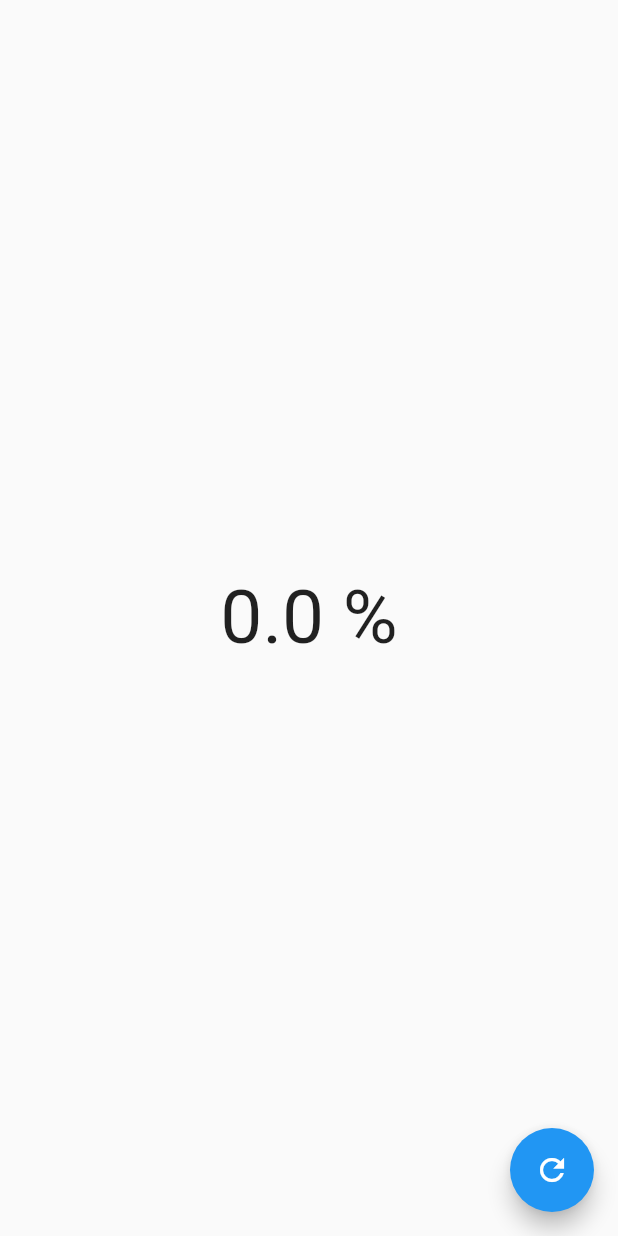
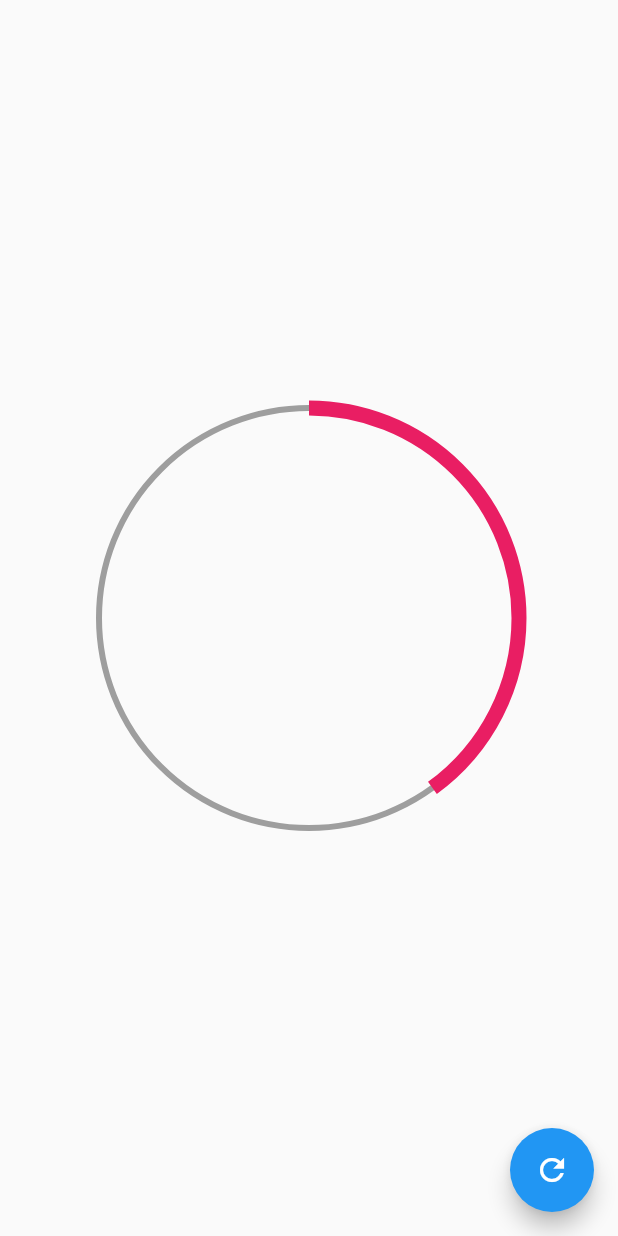
Before and after one commit to velascoandres/custom_painters, a Flutter app: the GraficasCircularesPage screen opened by its route, on a phone screen of 412 x 824 dp. Run offline on Flutter 3.47's test engine with Material 2 defaults, Android fonts, the phone set to English and light mode, and no system bars.

Commit message:
animated radial

```diff
--- a/lib/src/pages/graficas_circulares_page.dart
+++ b/lib/src/pages/graficas_circulares_page.dart
@@ -1,3 +1,4 @@
+import 'package:custom_painters/src/widgets/radial_progress.dart';
 import 'package:flutter/material.dart';
 
 class GraficasCircularesPage extends StatefulWidget {
@@ -8,7 +9,7 @@
 }
 
 class _GraficasCircularesPageState extends State<GraficasCircularesPage> {
-  double porcentaje = 0.0;
+  double porcentaje = 40.0;
 
   @override
   Widget build(BuildContext context) {
@@ -24,9 +25,10 @@
         child: Icon(Icons.refresh),
       ),
       body: Center(
-        child: Text(
-          '$porcentaje %',
-          style: TextStyle(fontSize: 50.0),
+        child: Container(
+          width: 300,
+          height: 300,
+          child: RadialProgress(porcentaje: porcentaje),
         ),
       ),
     );
--- /dev/null
+++ b/lib/src/widgets/radial_progress.dart
@@ -0,0 +1,102 @@
+import 'dart:math';
+
+import 'package:flutter/material.dart';
+
+class RadialProgress extends StatefulWidget {
+  final double porcentaje;
+
+  RadialProgress({this.porcentaje});
+
+  @override
+  _RadialProgressState createState() => _RadialProgressState();
+}
+
+class _RadialProgressState extends State<RadialProgress>
+    with SingleTickerProviderStateMixin {
+  AnimationController controller;
+  double porcentajeAnterior = 0.0;
+
+  @override
+  void initState() {
+    controller = new AnimationController(
+      vsync: this,
+      duration: Duration(
+        milliseconds: 200,
+      ),
+    );
+    super.initState();
+  }
+
+  @override
+  void dispose() {
+    controller.dispose();
+    super.dispose();
+  }
+
+  @override
+  Widget build(BuildContext context) {
+    controller.forward(from: 0.0);
+
+    final diferenciaAnimar = widget.porcentaje - porcentajeAnterior;
+    porcentajeAnterior = widget.porcentaje;
+
+    return AnimatedBuilder(
+      animation: controller,
+      builder: (BuildContext context, Widget child) {
+        return Container(
+          padding: EdgeInsets.all(10),
+          width: double.infinity,
+          height: double.infinity,
+          child: CustomPaint(
+            painter: _MiRadialProgress(
+              (widget.porcentaje - diferenciaAnimar) +
+                  diferenciaAnimar * controller.value,
+            ),
+          ),
+        );
+      },
+    );
+  }
+}
+
+class _MiRadialProgress extends CustomPainter {
+  final double porcentaje;
+
+  _MiRadialProgress(this.porcentaje);
+
+  @override
+  void paint(Canvas canvas, Size size) {
+    // Circulo completado
+    final paint = new Paint()
+      ..strokeWidth = 4
+      ..color = Colors.grey
+      ..style = PaintingStyle.stroke;
+
+    Offset center = new Offset(size.width * 0.5, size.height * 0.5);
+    double radio = min(size.width * 0.5, size.height * 0.5);
+    canvas.drawCircle(center, radio, paint);
+
+    // Arco
+    final paintArco = new Paint()
+      ..strokeWidth = 10
+      ..color = Colors.pink
+      ..style = PaintingStyle.stroke;
+
+    // Parte que se debera ir llenando
+
+    double arcAngle = 2 * pi * (porcentaje / 100);
+    canvas.drawArc(
+      Rect.fromCircle(
+          center: center, radius: radio), // Espacio donde se va ubicar
+      -pi / 2,
+      arcAngle,
+      false,
+      paintArco,
+    );
+  }
+
+  @override
+  bool shouldRepaint(covariant CustomPainter oldDelegate) {
+    return true;
+  }
+}
```
